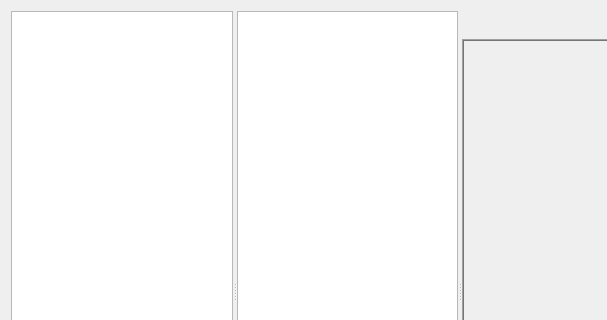
Qt form src/picturewidget.ui (SoftProjector/src) before a commit; both pictures show x 0 to 607 and y 0 to 320 of the 873 by 581 pixel window.
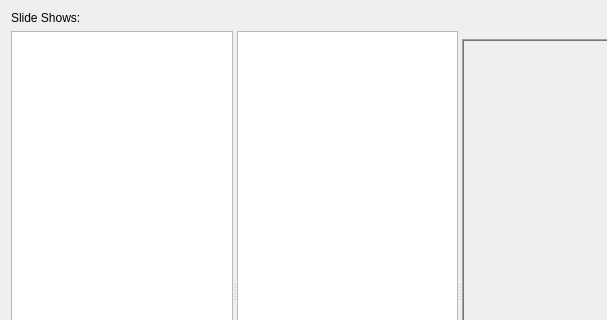
The same form after that commit. Icons and pictures are not drawn.

Patch:
```diff
--- a/src/picturewidget.ui
+++ b/src/picturewidget.ui
@@ -24,11 +24,28 @@
      </property>
      <widget class="QWidget" name="layoutWidget">
       <layout class="QVBoxLayout" name="verticalLayout_2">
+       <item>
+        <widget class="QLabel" name="label_3">
+         <property name="text">
+          <string>Slide Shows:</string>
+         </property>
+        </widget>
+       </item>
        <item>
         <widget class="QListWidget" name="listWidgetSlideShow"/>
        </item>
       </layout>
      </widget>
+     <widget class="QWidget" name="">
+      <layout class="QVBoxLayout" name="verticalLayout_4">
+       <item>
+        <widget class="QLabel" name="labelPreviewSlideShow">
+         <property name="text">
+          <string/>
+         </property>
+        </widget>
+       </item>
+       <item>
      <widget class="QListWidget" name="listWidgetSlides">
       <property name="iconSize">
        <size>
@@ -39,6 +56,9 @@
       <property name="spacing">
        <number>1</number>
       </property>
+        </widget>
+       </item>
+      </layout>
      </widget>
      <widget class="QWidget" name="layoutWidget">
       <layout class="QVBoxLayout" name="verticalLayout">
```
Left out of the diff: 3 changed lines with no effect on the pictures. Lines whose indentation alone changed are shown as unchanged.
